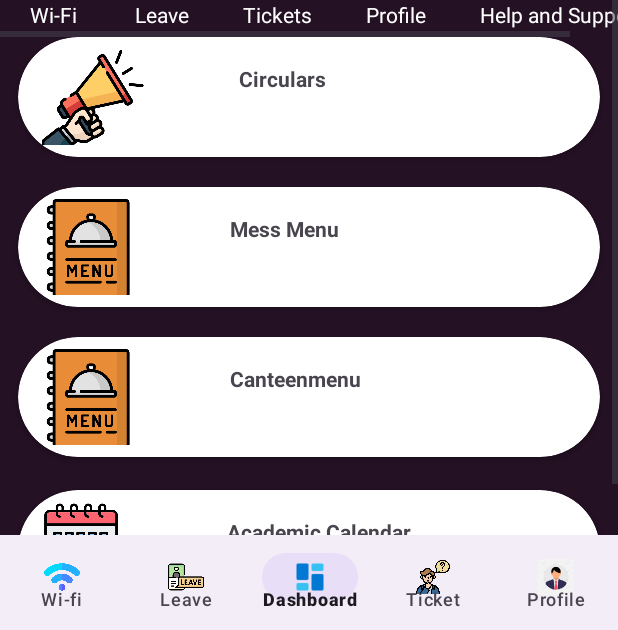
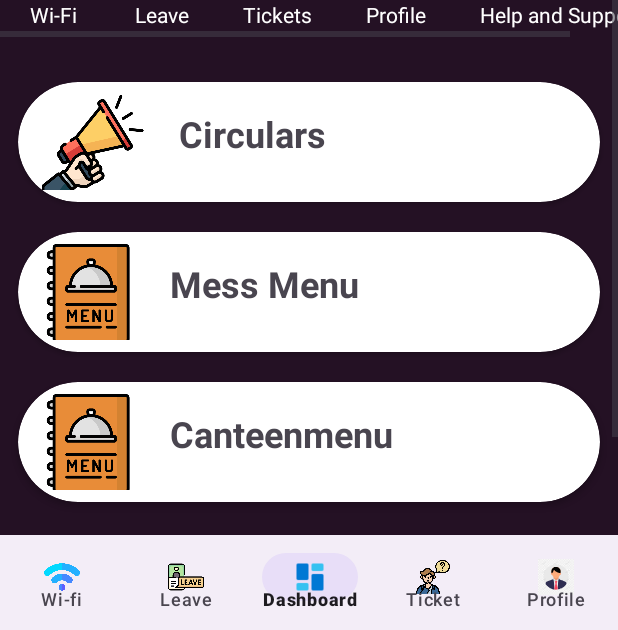
Before and after one commit to Akash-creator-dot/HMS-ABES-, an Android app: the screen it shows after launch once a user with an empty profile is signed in (MainActivity), item 3 of the bottom bar chosen, on a phone screen of 412 x 824 dp, the part 606-1236 px from its top. Run offline under Robolectric (Android 15) with nearby library versions, the phone set to English and light mode, and no system bars; our stand-ins replace CircleImageView, Firebase (no records; nobody signed in at launch, a user with empty details on screens opened directly); libraries missing offline, so code that uses them is left out: com.denzcoskun.imageslider; plain views replace ImageSlider; Roboto replaces fonts that are not available here; 8 statements that could not run were skipped.

Commit message:
Update Dashboard UI and Add Academic Calendar Pdf Feature.

```diff
--- a/app/build.gradle.kts
+++ b/app/build.gradle.kts
@@ -57,6 +57,7 @@ dependencies {
     implementation(libs.lifecycle.viewmodel.ktx)
     implementation(libs.navigation.fragment)
     implementation(libs.navigation.ui)
+    implementation(libs.android.pdf.viewer)
     androidTestImplementation(libs.ext.junit)
     implementation (libs.play.services.auth) {
         exclude ("com.google.android.gms", "play-services-auth")
--- a/app/src/main/res/layout/fragment_dashboard.xml
+++ b/app/src/main/res/layout/fragment_dashboard.xml
@@ -1,16 +1,17 @@
 <?xml version="1.0" encoding="utf-8"?>
 <ScrollView xmlns:android="http://schemas.android.com/apk/res/android"
+    xmlns:app="http://schemas.android.com/apk/res-auto"
     xmlns:tools="http://schemas.android.com/tools"
     android:layout_width="match_parent"
-    xmlns:app="http://schemas.android.com/apk/res-auto"
+    android:layout_height="match_parent"
     android:background="#241124"
-    android:layout_height="match_parent"
     tools:context=".DashboardFragment">
 
     <LinearLayout
         android:layout_width="match_parent"
         android:layout_height="wrap_content"
         android:orientation="vertical">
+
         <ImageView
             android:layout_width="45dp"
             android:layout_height="49dp"
@@ -22,12 +23,12 @@
             android:id="@+id/image_slider"
             android:layout_width="wrap_content"
             android:layout_height="300dp"
+            android:layout_marginHorizontal="12dp"
             app:iss_auto_cycle="true"
-                    android:layout_marginHorizontal="12dp"
+            app:iss_delay="1000"
             app:iss_period="1000"
-                    app:iss_delay="1000"
             app:iss_placeholder="@drawable/ic_launcher_foreground"
-                    app:iss_text_align="CENTER"/>
+            app:iss_text_align="CENTER" />
 
         <HorizontalScrollView
             android:layout_width="wrap_content"
@@ -45,9 +46,9 @@
                 <LinearLayout
                     android:layout_width="wrap_content"
                     android:layout_height="wrap_content"
-                                    android:orientation="vertical"
+                    android:layout_marginHorizontal="18dp"
                     android:gravity="center"
-                                    android:layout_marginHorizontal="18dp">
+                    android:orientation="vertical">
 
                     <de.hdodenhof.circleimageview.CircleImageView xmlns:app="http://schemas.android.com/apk/res-auto"
                         android:id="@+id/dashwifilogo"
@@ -61,17 +62,17 @@
                     <TextView
                         android:layout_width="wrap_content"
                         android:layout_height="wrap_content"
-                                            android:textColor="#ffffff"
-                                            android:text="Wi-Fi"/>
+                        android:text="Wi-Fi"
+                        android:textColor="#ffffff" />
 
                 </LinearLayout>
 
                 <LinearLayout
                     android:layout_width="wrap_content"
                     android:layout_height="wrap_content"
-                                    android:orientation="vertical"
+                    android:layout_marginHorizontal="18dp"
                     android:gravity="center"
-                                    android:layout_marginHorizontal="18dp">
+                    android:orientation="vertical">
 
                     <de.hdodenhof.circleimageview.CircleImageView xmlns:app="http://schemas.android.com/apk/res-auto"
                         android:id="@+id/dashleavelogo"
@@ -83,19 +84,19 @@
                         app:civ_border_width="2dp" />
 
                     <TextView
-                                            android:textColor="#ffffff"
                         android:layout_width="wrap_content"
                         android:layout_height="wrap_content"
-                                            android:text="Leave"/>
+                        android:text="Leave"
+                        android:textColor="#ffffff" />
 
                 </LinearLayout>
 
                 <LinearLayout
                     android:layout_width="wrap_content"
                     android:layout_height="wrap_content"
-                                    android:orientation="vertical"
+                    android:layout_marginHorizontal="18dp"
                     android:gravity="center"
-                                    android:layout_marginHorizontal="18dp">
+                    android:orientation="vertical">
 
                     <de.hdodenhof.circleimageview.CircleImageView xmlns:app="http://schemas.android.com/apk/res-auto"
                         android:id="@+id/dashcomplainslogo"
@@ -107,10 +108,10 @@
                         app:civ_border_width="2dp" />
 
                     <TextView
-                                            android:textColor="#ffffff"
                         android:layout_width="wrap_content"
                         android:layout_height="wrap_content"
-                                            android:text="Tickets"/>
+                        android:text="Tickets"
+                        android:textColor="#ffffff" />
 
 
                 </LinearLayout>
@@ -118,9 +119,9 @@
                 <LinearLayout
                     android:layout_width="wrap_content"
                     android:layout_height="wrap_content"
-                                    android:orientation="vertical"
+                    android:layout_marginHorizontal="18dp"
                     android:gravity="center"
-                                    android:layout_marginHorizontal="18dp">
+                    android:orientation="vertical">
 
                     <de.hdodenhof.circleimageview.CircleImageView xmlns:app="http://schemas.android.com/apk/res-auto"
                         android:id="@+id/dashprofilelogo"
@@ -132,19 +133,19 @@
                         app:civ_border_width="2dp" />
 
                     <TextView
-                                            android:textColor="#ffffff"
                         android:layout_width="wrap_content"
                         android:layout_height="wrap_content"
-                                            android:text="Profile"/>
+                        android:text="Profile"
+                        android:textColor="#ffffff" />
 
                 </LinearLayout>
 
                 <LinearLayout
                     android:layout_width="wrap_content"
                     android:layout_height="wrap_content"
-                                    android:orientation="vertical"
+                    android:layout_marginHorizontal="18dp"
                     android:gravity="center"
-                                    android:layout_marginHorizontal="18dp">
+                    android:orientation="vertical">
 
                     <de.hdodenhof.circleimageview.CircleImageView xmlns:app="http://schemas.android.com/apk/res-auto"
                         android:id="@+id/dashhelplogo"
@@ -156,17 +157,15 @@
                         app:civ_border_width="2dp" />
 
                     <TextView
-                                            android:textColor="#ffffff"
                         android:layout_width="wrap_content"
                         android:layout_height="wrap_content"
-                                            android:text="Help and Support"/>
+                        android:text="Help and Support"
+                        android:textColor="#ffffff" />
 
                 </LinearLayout>
 
 
             </LinearLayout>
-
-
 
 
         </HorizontalScrollView>
@@ -178,6 +177,7 @@
             android:layout_height="80dp"
             android:layout_marginStart="12dp"
             android:layout_marginEnd="12dp"
+            android:layout_marginTop="30dp"
             android:layout_marginBottom="20dp"
             android:clickable="true"
             android:focusable="true"
@@ -198,20 +198,18 @@
                 <LinearLayout
                     android:layout_width="wrap_content"
                     android:layout_height="wrap_content"
+                    android:layout_gravity="center_horizontal"
                     android:layout_marginStart="16dp"
                     android:gravity="center_vertical"
-                                    android:layout_gravity="center_horizontal"
                     android:orientation="vertical">
 
                     <TextView
                         android:id="@+id/TextView1"
                         android:layout_width="wrap_content"
                         android:layout_height="wrap_content"
-                                            android:layout_marginStart="40dp"
                         android:layout_marginTop="10dp"
+                        android:textSize="24sp"
                         android:text="Circulars"
-                                            android:autoSizeMaxTextSize="40sp"
-                                            android:autoSizeMinTextSize="30sp"
                         android:textStyle="bold" />
                 </LinearLayout>
             </LinearLayout>
@@ -243,24 +241,23 @@
                 <LinearLayout
                     android:layout_width="wrap_content"
                     android:layout_height="wrap_content"
+                    android:layout_gravity="center_horizontal"
                     android:layout_marginStart="16dp"
                     android:gravity="center_vertical"
-                                    android:layout_gravity="center_horizontal"
                     android:orientation="vertical">
 
                     <TextView
                         android:id="@+id/TextView3"
                         android:layout_width="wrap_content"
                         android:layout_height="wrap_content"
-                                            android:layout_marginStart="40dp"
                         android:layout_marginTop="10dp"
+                        android:textSize="24sp"
                         android:text="Mess Menu"
-                                            android:autoSizeMaxTextSize="40sp"
-                                            android:autoSizeMinTextSize="30sp"
                         android:textStyle="bold" />
                 </LinearLayout>
             </LinearLayout>
         </androidx.cardview.widget.CardView>
+
         <androidx.cardview.widget.CardView
             android:id="@+id/canteenmenu"
             android:layout_width="match_parent"
@@ -287,31 +284,31 @@
                 <LinearLayout
                     android:layout_width="wrap_content"
                     android:layout_height="wrap_content"
+                    android:layout_gravity="center_horizontal"
                     android:layout_marginStart="16dp"
                     android:gravity="center_vertical"
-                                    android:layout_gravity="center_horizontal"
                     android:orientation="vertical">
 
                     <TextView
                         android:id="@+id/TextView4"
                         android:layout_width="wrap_content"
                         android:layout_height="wrap_content"
-                                            android:layout_marginStart="40dp"
                         android:layout_marginTop="10dp"
+                        android:textSize="24sp"
                         android:text="Canteenmenu"
-                                            android:autoSizeMaxTextSize="40sp"
-                                            android:autoSizeMinTextSize="30sp"
                         android:textStyle="bold" />
                 </LinearLayout>
             </LinearLayout>
-                </androidx.cardview.widget.CardView> <androidx.cardview.widget.CardView
+        </androidx.cardview.widget.CardView>
+
+        <androidx.cardview.widget.CardView
             android:id="@+id/academiccalander"
             android:layout_width="match_parent"
             android:layout_height="80dp"
+            android:layout_marginStart="12dp"
             android:layout_marginTop="12dp"
-            android:layout_marginStart="12dp"
             android:layout_marginEnd="12dp"
-            android:layout_marginBottom="70dp"
+            android:layout_marginBottom="80dp"
             android:clickable="true"
             android:focusable="true"
             app:cardCornerRadius="40dp">
@@ -331,20 +328,18 @@
                 <LinearLayout
                     android:layout_width="wrap_content"
                     android:layout_height="wrap_content"
+                    android:layout_gravity="center_horizontal"
                     android:layout_marginStart="16dp"
                     android:gravity="center_vertical"
-                            android:layout_gravity="center_horizontal"
                     android:orientation="vertical">
 
                     <TextView
                         android:id="@+id/TextView2"
                         android:layout_width="wrap_content"
                         android:layout_height="wrap_content"
-                                    android:layout_marginStart="40dp"
                         android:layout_marginTop="10dp"
                         android:text="Academic Calendar"
-                                    android:autoSizeMaxTextSize="40sp"
-                                    android:autoSizeMinTextSize="30sp"
+                        android:textSize="24sp"
                         android:textStyle="bold" />
                 </LinearLayout>
             </LinearLayout>
@@ -353,6 +348,4 @@
     </LinearLayout>
 
 
-
-
 </ScrollView>
--- a/gradle/libs.versions.toml
+++ b/gradle/libs.versions.toml
@@ -25,6 +25,7 @@ lifecycleLivedataKtx = "2.8.3"
 lifecycleViewmodelKtx = "2.8.3"
 navigationFragment = "2.7.7"
 navigationUi = "2.7.7"
+androidPdfViewer = "2.8.2"
 
 [libraries]
 appcompat-v151 = { module = "androidx.appcompat:appcompat", version.ref = "appcompat" }
@@ -49,6 +50,7 @@ lifecycle-livedata-ktx = { group = "androidx.lifecycle", name = "lifecycle-lived
 lifecycle-viewmodel-ktx = { group = "androidx.lifecycle", name = "lifecycle-viewmodel-ktx", version.ref = "lifecycleViewmodelKtx" }
 navigation-fragment = { group = "androidx.navigation", name = "navigation-fragment", version.ref = "navigationFragment" }
 navigation-ui = { group = "androidx.navigation", name = "navigation-ui", version.ref = "navigationUi" }
+android-pdf-viewer = { group = "com.github.barteksc", name = "android-pdf-viewer", version.ref = "androidPdfViewer" }
 
 [plugins]
 android-application = { id = "com.android.application", version.ref = "agp" }
```
Lines whose indentation alone changed are shown as unchanged.
